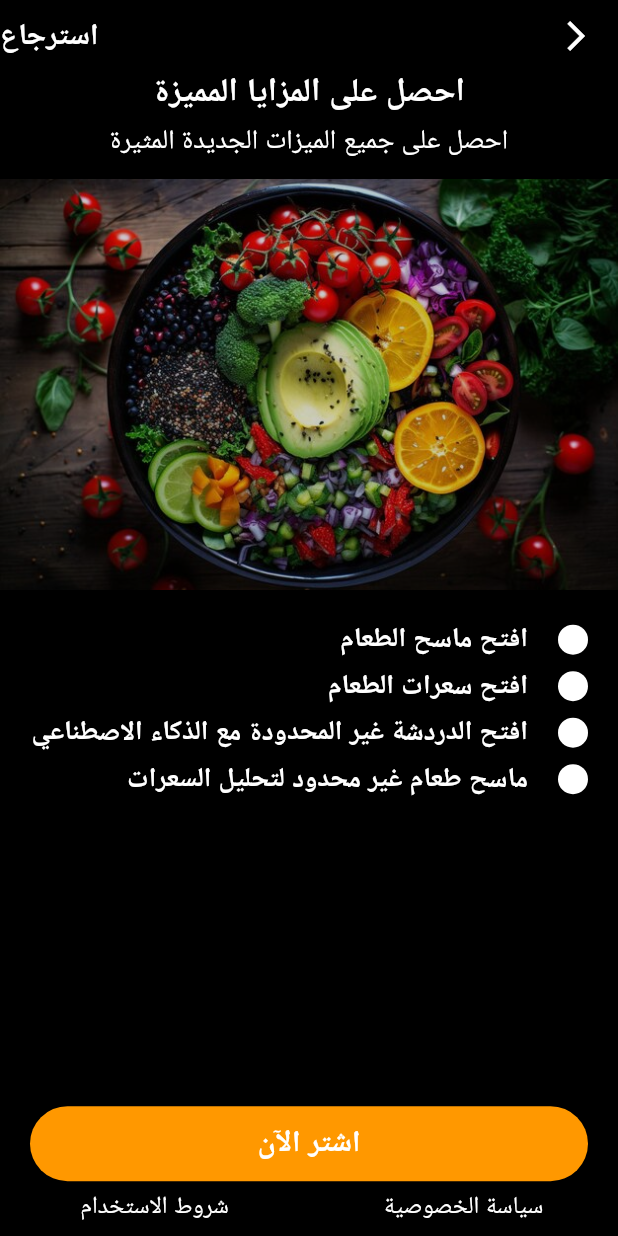
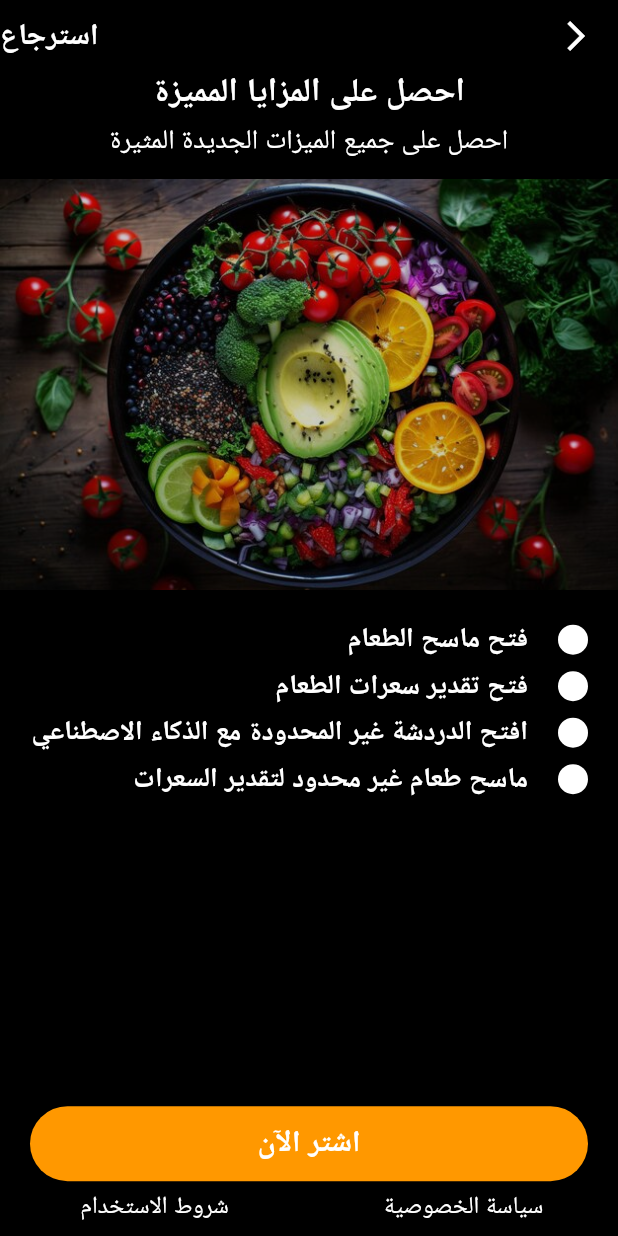
Before and after one commit to akrambel2115/macroaize, a Flutter app: the PremiumView screen opened by its route, on a phone screen of 412 x 824 dp. Run offline on Flutter 3.47's test engine with Material 3 defaults, Android fonts, the phone set to English and light mode, and no system bars; our stand-ins replace camera, carousel_slider, fluttertoast, get, image_cropper, image_picker and 6 more; missing offline and left inert: dart_openai; accounts and stored records are empty.

Commit message:
Add meal scan result strings to language files

```diff
--- a/lib/LanguageJson/Arabic.dart
+++ b/lib/LanguageJson/Arabic.dart
@@ -200,13 +200,13 @@ const Map<String, String> arabic = {
 
   "3 pieces": "3 قطع",
   "2 chillas + salad": "2 تشيلا + سلطة",
-  "Cal": "كال",
+  "Cal": "سعرة",
   "Cropper": "كروبير",
-  "Calorie Tracker": "متعقب السعرات الحرارية",
+  "Calorie Tracker": "متتبّع السعرات الحرارية",
   "Add Calorie": "إضافة سعرات حرارية",
   "Quantity": "الكمية",
   "Ask With Open AI": "اسأل مع Open AI",
-  "This picture not available Calorie,Protein,Carbs and Fats,": "هذه الصورة غير متوفرة للسعرات الحرارية والبروتين والكربوهيدرات والدهون.",
+  "This picture not available Calorie,Protein,Carbs and Fats,": "لا تتوفر في هذه الصورة معلومات عن السعرات الحرارية أو البروتين أو الكربوهيدرات أو الدهون.",
   "Ask Botanist": "اسأل عالم النبات",
   "Write your message": "اكتب رسالتك",
   "Confirm Reset": "تأكيد إعادة تعيين",
@@ -386,21 +386,21 @@ const Map<String, String> arabic = {
   "Restore": "استرجاع",
   "Get Premium": "احصل على المزايا المميزة",
   "Get All The New Exciting Features": "احصل على جميع الميزات الجديدة المثيرة",
-  "Unlock Food Scanner": "افتح ماسح الطعام",
-  "Unlock Food Calorie": "افتح سعرات الطعام",
+  "Unlock Food Scanner": "فتح ماسح الطعام",
+  "Unlock Food Calorie": "فتح تقدير سعرات الطعام",
   "Unlock Unlimited Chat with Ai": "افتح الدردشة غير المحدودة مع الذكاء الاصطناعي",
-  "Unlimited Food Scanner To Calorie": "ماسح طعام غير محدود لتحليل السعرات",
+  "Unlimited Food Scanner To Calorie": "ماسح طعام غير محدود لتقدير السعرات",
   "Most Popular": "الأكثر شهرة",
   "Subscription": "الاشتراك",
   "BUY NOW": "اشتر الآن",
   "Terms of Condition": "شروط الاستخدام",
   "Welcome": "أهلاً وسهلاً",
-  "Calorie tracking made easy": "تتبع السعرات أصبح سهلاً",
-  "Just snap a quick photo of your meal and we''ll do the rest": "التقط صورة سريعة لوجبتك وسنفعل البقية",
-  "In-depth nutrition analyses": "تحليلات غذائية متعمقة",
-  "We will keep your informed about your food choicer and their nutritional content": "سنبقيك على اطلاع بخياراتك الغذائية ومحتواها الغذائي",
+  "Calorie tracking made easy": "تتبع السعرات بات أسهل",
+  "Just snap a quick photo of your meal and we''ll do the rest": "التقط صورة سريعة لوجبتك وسنتولّى الباقي",
+  "In-depth nutrition analyses": "تحليلات غذائية معمّقة",
+  "We will keep your informed about your food choicer and their nutritional content": "نُبقيك على اطلاع بخياراتك الغذائية ومحتواها التغذوي",
   "Transform your body": "حوّل جسدك",
-  "Today is best time to start working toward your dream body": "اليوم هو أفضل وقت للبدء في العمل نحو جسمك المثالي",
+  "Today is best time to start working toward your dream body": "اليوم هو أفضل وقت للبدء بالعمل نحو جسمك المنشود",
   "Where were you born?": "أين وُلدت؟",
   "This Will be used to calibrate your custom plan": "سيتم استخدام هذا لمعايرة خطتك المخصصة",
   "What's stopping you from reaching your goals?": "ما الذي يمنعك من تحقيق أهدافك؟",
@@ -411,6 +411,14 @@ const Map<String, String> arabic = {
   "Lack of meal inspiration": "نقص الإلهام للوجبات",
   "We're setting": "نقوم بإعداد",
   "everything up for you": "كل شيء من أجلك",
-  "Customizing health plan....": "جارٍ تخصيص خطة صحية..."
+  "Customizing health plan....": "جارٍ تخصيص الخطة الصحية...",
+
+  // Scan result description
+  "meal_description": "هذه الوجبة تحتوي على {cal} سعرة حرارية، و{protein} غ بروتين، و{carbs} غ كربوهيدرات، و{fat} غ دهون.",
+
+  // Units and labels
+  "kcal_unit": "سعرة",
+  "gram_unit": "غ",
+  "meal_label": "الوجبة"
 
 };
--- a/lib/LanguageJson/English.dart
+++ b/lib/LanguageJson/English.dart
@@ -413,5 +413,13 @@ const Map<String, String> english = {
   "everything up for you" : "everything up for you",
   "Customizing health plan...." : "Customizing health plan....",
 
+  // Scan result description
+  "meal_description": "This meal contains {cal} kcal, {protein}g protein, {carbs}g carbs, and {fat}g fat.",
+
+  // Units and labels
+  "kcal_unit": "kcal",
+  "gram_unit": "g",
+  "meal_label": "Meal",
+
 
 };
--- a/lib/LanguageJson/French.dart
+++ b/lib/LanguageJson/French.dart
@@ -411,5 +411,11 @@ const Map<String, String> french = {
   "Lack of meal inspiration": "Manque d'inspiration pour les repas",
   "We're setting": "Nous préparons",
   "everything up for you": "tout pour vous",
-  "Customizing health plan....": "Personnalisation du plan de santé...."
+  "Customizing health plan....": "Personnalisation du plan de santé....",
+  // Scan result description
+  "meal_description": "Ce repas contient {cal} kcal, {protein} g de protéines, {carbs} g de glucides et {fat} g de lipides.",
+  // Units and labels
+  "kcal_unit": "kcal",
+  "gram_unit": "g",
+  "meal_label": "Repas"
 };
```
